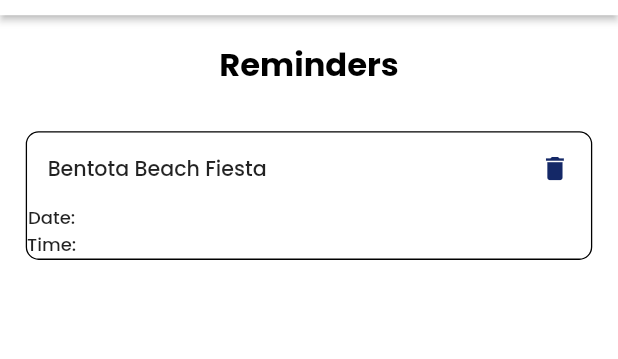
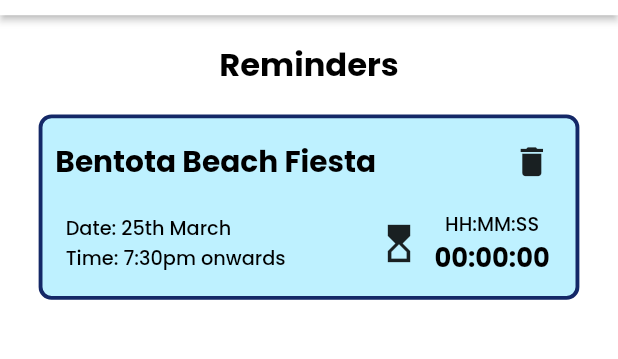
Before and after one commit to danushaMalshan/codesprin7-bugzfree, a Flutter app: the Reminders screen opened directly, on a phone screen of 412 x 824 dp, the part 62-421 px from its top. Run offline on Flutter 3.47's test engine with Material 2 defaults, Android fonts, the phone set to English and light mode, and no system bars; our stand-ins replace carousel_slider, curved_navigation_bar, flutter_svg, google_maps_flutter, persistent_bottom_nav_bar, responsive_framework.

Commit message:
Reminders page Created

```diff
--- a/together/lib/main.dart
+++ b/together/lib/main.dart
@@ -56,7 +56,7 @@ class MyApp extends StatelessWidget {
           color: const Color(0xFFF5F5F5),
         ),
       ),
-      home: PendingReminders(),
+      home: Reminders(),
 
       // builder: (context, child) => ResponsiveWrapper.builder(child,
       //     maxWidth: 1200,
--- a/together/lib/screens/reminders.dart
+++ b/together/lib/screens/reminders.dart
@@ -12,60 +12,26 @@ class _RemindersState extends State<Reminders> {
   @override
   Widget build(BuildContext context) {
     double width = MediaQuery.of(context).size.width;
-    double height = MediaQuery.of(context).size.height;
 
     return Scaffold(
       appBar: myAppBar(),
       body: SafeArea(
         child: Column(
           children: <Widget>[
-            Center(
-              child: Container(
-                margin: const EdgeInsets.only(
-                    left: 10.0, top: 20.0, right: 10.0, bottom: 0.0),
-                height: 70.0,
-                child: Text(
-                  'Reminders',
-                  style: messagePreviewTextStyle(),
-                ),
+            Container(
+              width: width,
+              margin: const EdgeInsets.only(
+                  left: 10.0, top: 20.0, right: 10.0, bottom: 0.0),
+              child: Text(
+                'Reminders',
+                textAlign: TextAlign.center,
+                style: messagePreviewTextStyle(),
               ),
             ),
-            Container(
-              height: height - 208,
+            Expanded(
               child: ListView(
                 children: [
-                  Container(
-                    margin: const EdgeInsets.only(
-                        left: 20.0, top: 0.0, right: 20.0, bottom: 10.0),
-                    decoration: BoxDecoration(
-                      border: Border.all(width: 1),
-                      borderRadius: BorderRadius.circular(10.0),
-                    ),
-                    child: Column(
-                      children: <Widget>[
-                        ListTile(
-                          title: Text('Bentota Beach Fiesta'),
-                          trailing: Icon(
-                            Icons.delete,
-                            color: Color(0xff142867),
-                          ),
-                        ),
-                        Row(
-                          children: <Widget>[
-                            Container(
-                              child: Column(
-                                children: <Widget>[
-                                  Text('Date: '),
-                                  Text('Time: '),
-                                ],
-                              ),
-                            ),
-
-                          ],
-                        ),
-                      ],
-                    ),
-                  ),
+                  reminderTile('Bentota Beach Fiesta','Date: 25th March','Time: 7:30pm onwards'),
                 ],
               ),
             ),
@@ -76,6 +42,89 @@ class _RemindersState extends State<Reminders> {
   }
 }
 
+Container reminderTile(String title, String sub1,String sub2){
+  return Container(
+    padding: const EdgeInsets.symmetric(
+        vertical: 10.0, horizontal: 10.0),
+    margin: const EdgeInsets.only(
+        top: 20.0, left: 30.0, right: 30.0, bottom: 0.0),
+    decoration: BoxDecoration(
+      color: const Color(0xffBEF1FF),
+      borderRadius: BorderRadius.circular(10.0),
+      border: Border.all(
+        width: 3,
+        color: const Color(0xff142867),
+      ),
+    ),
+    child: Column(
+      children: <Widget>[
+        Row(
+          children: <Widget>[
+            Text(
+              title,
+              style: reminderTitle(),
+            ),
+            const Spacer(),
+            IconButton(
+              onPressed: () {},
+              icon: const Icon(Icons.delete),
+              iconSize: 30.0,
+            ),
+          ],
+        ),
+        const SizedBox(
+          height: 8.0,
+        ),
+        Row(
+          mainAxisAlignment: MainAxisAlignment.spaceBetween,
+          children: <Widget>[
+            Padding(
+              padding: const EdgeInsets.symmetric(
+                  vertical: 8.0, horizontal: 8.0),
+              child: Column(
+                crossAxisAlignment: CrossAxisAlignment.start,
+                children: <Widget>[
+                  Text(
+                    sub1,
+                    style: reminderSubtitle(),
+                  ),
+                  Text(
+                    sub2,
+                    style: reminderSubtitle(),
+                  ),
+                ],
+              ),
+            ),
+            const Spacer(),
+            Container(
+              margin: const EdgeInsets.symmetric(horizontal: 10.0),
+              child: const Icon(
+                Icons.hourglass_top,
+                size: 35.0,
+              ),
+            ),
+            Padding(
+              padding: const EdgeInsets.only(right: 10.0),
+              child: Column(
+                children: <Widget>[
+                  Text(
+                    'HH:MM:SS',
+                    style: reminderSubtitle(),
+                  ),
+                  Text(
+                    '00:00:00',
+                    style: reminderCountdown(),
+                  ),
+                ],
+              ),
+            ),
+          ],
+        ),
+      ],
+    ),
+  );
+}
+
 TextStyle messagePreviewTextStyle() {
   return const TextStyle(
     fontSize: 25.0,
@@ -83,3 +132,26 @@ TextStyle messagePreviewTextStyle() {
     color: Colors.black,
   );
 }
+
+TextStyle reminderTitle() {
+  return const TextStyle(
+    fontSize: 23.0,
+    fontWeight: FontWeight.bold,
+    color: Colors.black,
+  );
+}
+
+TextStyle reminderSubtitle() {
+  return const TextStyle(
+    fontSize: 15.0,
+    color: Colors.black,
+  );
+}
+
+TextStyle reminderCountdown() {
+  return const TextStyle(
+    fontSize: 20.0,
+    fontWeight: FontWeight.bold,
+    color: Colors.black,
+  );
+}
```
